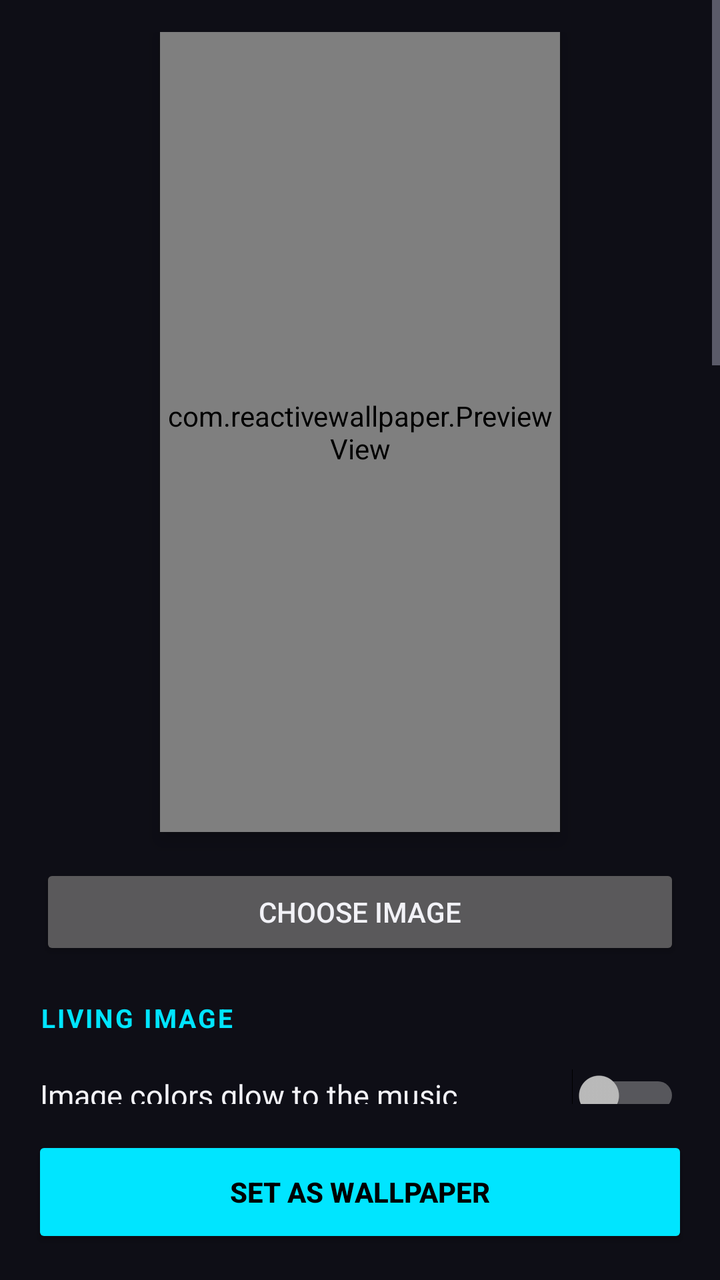
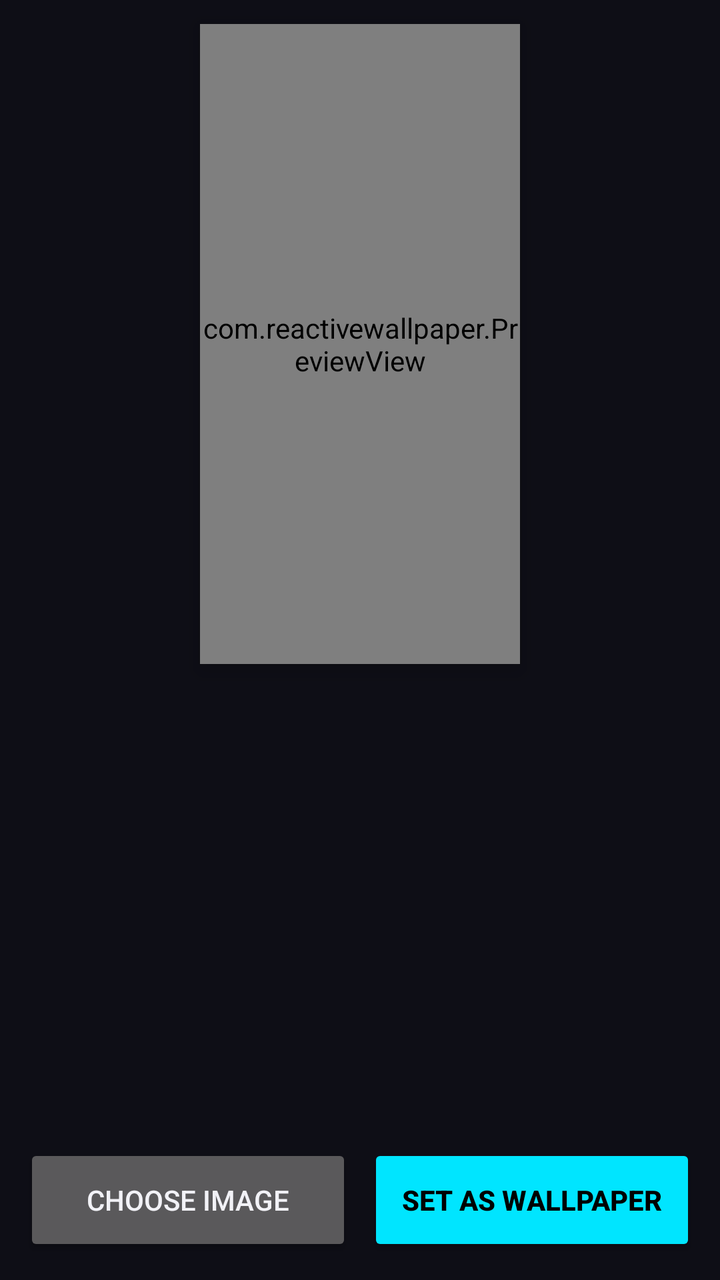

The first picture is an Android layout as it rendered before a commit; the second is the same layout after the commit. The layout source and the unified diff follow.
<!-- AndroidManifest.xml: application theme AppTheme -->
<!-- res/layout/activity_main.xml -->
<?xml version="1.0" encoding="utf-8"?>
<LinearLayout xmlns:android="http://schemas.android.com/apk/res/android"
    android:id="@+id/root"
    android:layout_width="match_parent"
    android:layout_height="match_parent"
    android:background="@color/background"
    android:orientation="vertical">

    <ScrollView
        android:layout_width="match_parent"
        android:layout_height="0dp"
        android:layout_weight="1">

        <LinearLayout
            android:layout_width="match_parent"
            android:layout_height="wrap_content"
            android:orientation="vertical"
            android:paddingStart="20dp"
            android:paddingTop="16dp"
            android:paddingEnd="20dp"
            android:paddingBottom="16dp">

            <com.reactivewallpaper.PreviewView
                android:id="@+id/preview"
                android:layout_width="200dp"
                android:layout_height="400dp"
                android:layout_gravity="center_horizontal"
                android:elevation="6dp" />

            <TextView
                android:id="@+id/permission_note"
                android:layout_width="match_parent"
                android:layout_height="wrap_content"
                android:layout_marginTop="12dp"
                android:background="@color/surface"
                android:padding="12dp"
                android:text="@string/permission_note"
                android:textColor="@color/accent"
                android:textSize="14sp"
                android:visibility="gone" />

            <Button
                android:id="@+id/choose_image"
                android:layout_width="match_parent"
                android:layout_height="wrap_content"
                android:layout_marginTop="16dp"
                android:text="@string/choose_image" />

            <TextView
                style="@style/SectionTitle"
                android:text="@string/section_living" />

            <Switch
                android:id="@+id/living_glow"
                style="@style/Toggle"
                android:text="@string/living_glow" />

            <Switch
                android:id="@+id/living_ambient"
                style="@style/Toggle"
                android:text="@string/living_ambient" />

            <TextView
                style="@style/Label"
                android:text="@string/glow_strength" />

            <SeekBar
                android:id="@+id/glow_strength"
                android:layout_width="match_parent"
                android:layout_height="40dp" />

            <TextView
                style="@style/SectionTitle"
                android:text="@string/section_visualizer" />

            <RadioGroup
                android:id="@+id/style_group"
                android:layout_width="match_parent"
                android:layout_height="wrap_content"
                android:orientation="horizontal">

                <RadioButton
                    android:id="@+id/style_bars"
                    style="@style/Choice"
                    android:text="@string/style_bars" />

                <RadioButton
                    android:id="@+id/style_circle"
                    style="@style/Choice"
                    android:text="@string/style_circle" />

                <RadioButton
                    android:id="@+id/style_wave"
                    style="@style/Choice"
                    android:text="@string/style_wave" />

                <RadioButton
                    android:id="@+id/style_none"
                    style="@style/Choice"
                    android:text="@string/style_none" />
            </RadioGroup>

            <LinearLayout
                android:id="@+id/circle_row"
                android:layout_width="match_parent"
                android:layout_height="wrap_content"
                android:orientation="vertical">

                <TextView
                    style="@style/Label"
                    android:text="@string/circle_y" />

                <SeekBar
                    android:id="@+id/circle_y"
                    android:layout_width="match_parent"
                    android:layout_height="40dp" />

                <TextView
                    style="@style/Label"
                    android:text="@string/circle_size" />

                <SeekBar
                    android:id="@+id/circle_size"
                    android:layout_width="match_parent"
                    android:layout_height="40dp" />
            </LinearLayout>

            <TextView
                style="@style/SectionTitle"
                android:text="@string/section_effects" />

            <Switch
                android:id="@+id/effect_pulse"
                style="@style/Toggle"
                android:text="@string/effect_pulse" />

            <Switch
                android:id="@+id/effect_flash"
                style="@style/Toggle"
                android:text="@string/effect_flash" />

            <Switch
                android:id="@+id/effect_shake"
                style="@style/Toggle"
                android:text="@string/effect_shake" />

            <TextView
                style="@style/SectionTitle"
                android:text="@string/section_color" />

            <RadioGroup
                android:id="@+id/color_group"
                android:layout_width="match_parent"
                android:layout_height="wrap_content"
                android:orientation="horizontal">

                <RadioButton
                    android:id="@+id/color_auto"
                    style="@style/Choice"
                    android:text="@string/color_auto" />

                <RadioButton
                    android:id="@+id/color_rainbow"
                    style="@style/Choice"
                    android:text="@string/color_rainbow" />

                <RadioButton
                    android:id="@+id/color_custom"
                    style="@style/Choice"
                    android:text="@string/color_custom" />
            </RadioGroup>

            <LinearLayout
                android:id="@+id/hue_row"
                android:layout_width="match_parent"
                android:layout_height="wrap_content"
                android:orientation="vertical">

                <TextView
                    style="@style/Label"
                    android:text="@string/hue" />

                <SeekBar
                    android:id="@+id/hue"
                    android:layout_width="match_parent"
                    android:layout_height="40dp" />
            </LinearLayout>

            <TextView
                style="@style/SectionTitle"
                android:text="@string/section_tuning" />

            <TextView
                style="@style/Label"
                android:text="@string/sensitivity" />

            <SeekBar
                android:id="@+id/sensitivity"
                android:layout_width="match_parent"
                android:layout_height="40dp" />

            <TextView
                style="@style/Label"
                android:text="@string/intensity" />

            <SeekBar
                android:id="@+id/intensity"
                android:layout_width="match_parent"
                android:layout_height="40dp" />

            <TextView
                style="@style/Label"
                android:text="@string/bar_count" />

            <SeekBar
                android:id="@+id/bar_count"
                android:layout_width="match_parent"
                android:layout_height="40dp" />

            <TextView
                style="@style/SectionTitle"
                android:text="@string/section_source" />

            <RadioGroup
                android:id="@+id/source_group"
                android:layout_width="match_parent"
                android:layout_height="wrap_content"
                android:orientation="vertical">

                <RadioButton
                    android:id="@+id/source_system"
                    style="@style/ChoiceRow"
                    android:text="@string/source_system" />

                <RadioButton
                    android:id="@+id/source_mic"
                    style="@style/ChoiceRow"
                    android:text="@string/source_mic" />
            </RadioGroup>
        </LinearLayout>
    </ScrollView>

    <Button
        android:id="@+id/set_wallpaper"
        android:layout_width="match_parent"
        android:layout_height="56dp"
        android:layout_margin="16dp"
        android:backgroundTint="@color/accent"
        android:text="@string/set_wallpaper"
        android:textColor="#FF000000"
        android:textStyle="bold" />
</LinearLayout>
<!-- resources referenced by this layout -->
<resources>
  <color name="accent">#FF00E5FF</color>
  <color name="background">#FF0E0E16</color>
  <color name="surface">#FF1A1A26</color>
  <string name="bar_count">Bar count</string>
  <string name="choose_image">Choose image</string>
  <string name="circle_size">Ring size</string>
  <string name="circle_y">Ring position (up / down)</string>
  <string name="color_auto">From image</string>
  <string name="color_custom">Custom</string>
  <string name="color_rainbow">Rainbow</string>
  <string name="effect_flash">Flash on beats</string>
  <string name="effect_pulse">Pulse with the bass</string>
  <string name="effect_shake">Shake on beats</string>
  <string name="glow_strength">Glow strength</string>
  <string name="hue">Hue</string>
  <string name="intensity">Effect strength</string>
  <string name="living_ambient">Ambient motion (alive even in silence)</string>
  <string name="living_glow">Image colors glow to the music</string>
  <string name="permission_note">Audio access is off, so the wallpaper can\'t react. Tap to allow.</string>
  <string name="section_color">Color</string>
  <string name="section_effects">Image effects</string>
  <string name="section_living">Living image</string>
  <string name="section_source">React to</string>
  <string name="section_tuning">Tuning</string>
  <string name="section_visualizer">Visualizer</string>
  <string name="sensitivity">Sensitivity</string>
  <string name="set_wallpaper">Set as wallpaper</string>
  <string name="source_mic">Microphone (sound around you)</string>
  <string name="source_system">Phone audio (music, videos)</string>
  <string name="style_bars">Bars</string>
  <string name="style_circle">Circle</string>
  <string name="style_none">None</string>
  <string name="style_wave">Wave</string>
  <style name="Choice">
          <item name="android:layout_width">0dp</item>
          <item name="android:layout_weight">1</item>
          <item name="android:layout_height">wrap_content</item>
          <item name="android:minHeight">48dp</item>
          <item name="android:textSize">15sp</item>
          <item name="android:textColor">@color/text_primary</item>
      </style>
  <style name="ChoiceRow">
          <item name="android:layout_width">match_parent</item>
          <item name="android:layout_height">48dp</item>
          <item name="android:textSize">15sp</item>
          <item name="android:textColor">@color/text_primary</item>
      </style>
  <style name="Label">
          <item name="android:layout_width">match_parent</item>
          <item name="android:layout_height">wrap_content</item>
          <item name="android:layout_marginTop">8dp</item>
          <item name="android:textSize">15sp</item>
          <item name="android:textColor">@color/text_primary</item>
      </style>
  <style name="SectionTitle">
          <item name="android:layout_width">match_parent</item>
          <item name="android:layout_height">wrap_content</item>
          <item name="android:layout_marginTop">20dp</item>
          <item name="android:layout_marginBottom">6dp</item>
          <item name="android:textSize">13sp</item>
          <item name="android:textStyle">bold</item>
          <item name="android:textAllCaps">true</item>
          <item name="android:letterSpacing">0.08</item>
          <item name="android:textColor">@color/accent</item>
      </style>
  <style name="Toggle">
          <item name="android:layout_width">match_parent</item>
          <item name="android:layout_height">48dp</item>
          <item name="android:textSize">15sp</item>
          <item name="android:textColor">@color/text_primary</item>
      </style>
  <color name="text_primary">#FFF2F2F7</color>
  <color name="text_secondary">#FFA0A0B4</color>
  <!-- unchanged entries left out for length: 1 -->
</resources>

<!-- the commit's change to res/layout/activity_main.xml (unified diff, before → after) -->
@@ -6,247 +6,66 @@
     android:background="@color/background"
     android:orientation="vertical">
 
+    
+    <com.reactivewallpaper.PreviewView
+        android:id="@+id/preview"
+        android:layout_width="160dp"
+        android:layout_height="320dp"
+        android:layout_gravity="center_horizontal"
+        android:layout_marginTop="12dp"
+        android:layout_marginBottom="8dp"
+        android:elevation="6dp" />
+
+    <TextView
+        android:id="@+id/permission_note"
+        android:layout_width="match_parent"
+        android:layout_height="wrap_content"
+        android:layout_marginStart="16dp"
+        android:layout_marginEnd="16dp"
+        android:background="@color/surface"
+        android:padding="12dp"
+        android:text="@string/permission_note"
+        android:textColor="@color/accent"
+        android:textSize="14sp"
+        android:visibility="gone" />
+
     <ScrollView
         android:layout_width="match_parent"
         android:layout_height="0dp"
         android:layout_weight="1">
 
         <LinearLayout
+            android:id="@+id/controls"
             android:layout_width="match_parent"
             android:layout_height="wrap_content"
             android:orientation="vertical"
             android:paddingStart="20dp"
-            android:paddingTop="16dp"
             android:paddingEnd="20dp"
-            android:paddingBottom="16dp">
-
-            <com.reactivewallpaper.PreviewView
-                android:id="@+id/preview"
-                android:layout_width="200dp"
-                android:layout_height="400dp"
-                android:layout_gravity="center_horizontal"
-                android:elevation="6dp" />
-
-            <TextView
-                android:id="@+id/permission_note"
-                android:layout_width="match_parent"
-                android:layout_height="wrap_content"
-                android:layout_marginTop="12dp"
-                android:background="@color/surface"
-                android:padding="12dp"
-                android:text="@string/permission_note"
-                android:textColor="@color/accent"
-                android:textSize="14sp"
-                android:visibility="gone" />
-
-            <Button
-                android:id="@+id/choose_image"
-                android:layout_width="match_parent"
-                android:layout_height="wrap_content"
-                android:layout_marginTop="16dp"
-                android:text="@string/choose_image" />
-
-            <TextView
-                style="@style/SectionTitle"
-                android:text="@string/section_living" />
-
-            <Switch
-                android:id="@+id/living_glow"
-                style="@style/Toggle"
-                android:text="@string/living_glow" />
-
-            <Switch
-                android:id="@+id/living_ambient"
-                style="@style/Toggle"
-                android:text="@string/living_ambient" />
-
-            <TextView
-                style="@style/Label"
-                android:text="@string/glow_strength" />
-
-            <SeekBar
-                android:id="@+id/glow_strength"
-                android:layout_width="match_parent"
-                android:layout_height="40dp" />
-
-            <TextView
-                style="@style/SectionTitle"
-                android:text="@string/section_visualizer" />
-
-            <RadioGroup
-                android:id="@+id/style_group"
-                android:layout_width="match_parent"
-                android:layout_height="wrap_content"
-                android:orientation="horizontal">
-
-                <RadioButton
-                    android:id="@+id/style_bars"
-                    style="@style/Choice"
-                    android:text="@string/style_bars" />
-
-                <RadioButton
-                    android:id="@+id/style_circle"
-                    style="@style/Choice"
-                    android:text="@string/style_circle" />
-
-                <RadioButton
-                    android:id="@+id/style_wave"
-                    style="@style/Choice"
-                    android:text="@string/style_wave" />
-
-                <RadioButton
-                    android:id="@+id/style_none"
-                    style="@style/Choice"
-                    android:text="@string/style_none" />
-            </RadioGroup>
-
-            <LinearLayout
-                android:id="@+id/circle_row"
-                android:layout_width="match_parent"
-                android:layout_height="wrap_content"
-                android:orientation="vertical">
-
-                <TextView
-                    style="@style/Label"
-                    android:text="@string/circle_y" />
-
-                <SeekBar
-                    android:id="@+id/circle_y"
-                    android:layout_width="match_parent"
-                    android:layout_height="40dp" />
-
-                <TextView
-                    style="@style/Label"
-                    android:text="@string/circle_size" />
-
-                <SeekBar
-                    android:id="@+id/circle_size"
-                    android:layout_width="match_parent"
-                    android:layout_height="40dp" />
-            </LinearLayout>
-
-            <TextView
-                style="@style/SectionTitle"
-                android:text="@string/section_effects" />
-
-            <Switch
-                android:id="@+id/effect_pulse"
-                style="@style/Toggle"
-                android:text="@string/effect_pulse" />
-
-            <Switch
-                android:id="@+id/effect_flash"
-                style="@style/Toggle"
-                android:text="@string/effect_flash" />
-
-            <Switch
-                android:id="@+id/effect_shake"
-                style="@style/Toggle"
-                android:text="@string/effect_shake" />
-
-            <TextView
-                style="@style/SectionTitle"
-                android:text="@string/section_color" />
-
-            <RadioGroup
-                android:id="@+id/color_group"
-                android:layout_width="match_parent"
-                android:layout_height="wrap_content"
-                android:orientation="horizontal">
-
-                <RadioButton
-                    android:id="@+id/color_auto"
-                    style="@style/Choice"
-                    android:text="@string/color_auto" />
-
-                <RadioButton
-                    android:id="@+id/color_rainbow"
-                    style="@style/Choice"
-                    android:text="@string/color_rainbow" />
-
-                <RadioButton
-                    android:id="@+id/color_custom"
-                    style="@style/Choice"
-                    android:text="@string/color_custom" />
-            </RadioGroup>
-
-            <LinearLayout
-                android:id="@+id/hue_row"
-                android:layout_width="match_parent"
-                android:layout_height="wrap_content"
-                android:orientation="vertical">
-
-                <TextView
-                    style="@style/Label"
-                    android:text="@string/hue" />
-
-                <SeekBar
-                    android:id="@+id/hue"
-                    android:layout_width="match_parent"
-                    android:layout_height="40dp" />
-            </LinearLayout>
-
-            <TextView
-                style="@style/SectionTitle"
-                android:text="@string/section_tuning" />
-
-            <TextView
-                style="@style/Label"
-                android:text="@string/sensitivity" />
-
-            <SeekBar
-                android:id="@+id/sensitivity"
-                android:layout_width="match_parent"
-                android:layout_height="40dp" />
-
-            <TextView
-                style="@style/Label"
-                android:text="@string/intensity" />
-
-            <SeekBar
-                android:id="@+id/intensity"
-                android:layout_width="match_parent"
-                android:layout_height="40dp" />
-
-            <TextView
-                style="@style/Label"
-                android:text="@string/bar_count" />
-
-            <SeekBar
-                android:id="@+id/bar_count"
-                android:layout_width="match_parent"
-                android:layout_height="40dp" />
-
-            <TextView
-                style="@style/SectionTitle"
-                android:text="@string/section_source" />
-
-            <RadioGroup
-                android:id="@+id/source_group"
-                android:layout_width="match_parent"
-                android:layout_height="wrap_content"
-                android:orientation="vertical">
-
-                <RadioButton
-                    android:id="@+id/source_system"
-                    style="@style/ChoiceRow"
-                    android:text="@string/source_system" />
-
-                <RadioButton
-                    android:id="@+id/source_mic"
-                    style="@style/ChoiceRow"
-                    android:text="@string/source_mic" />
-            </RadioGroup>
-        </LinearLayout>
+            android:paddingBottom="16dp" />
     </ScrollView>
 
-    <Button
-        android:id="@+id/set_wallpaper"
+    <LinearLayout
         android:layout_width="match_parent"
-        android:layout_height="56dp"
-        android:layout_margin="16dp"
-        android:backgroundTint="@color/accent"
-        android:text="@string/set_wallpaper"
-        android:textColor="#FF000000"
-        android:textStyle="bold" />
+        android:layout_height="wrap_content"
+        android:orientation="horizontal"
+        android:padding="12dp">
+
+        <Button
+            android:id="@+id/choose_image"
+            android:layout_width="0dp"
+            android:layout_height="56dp"
+            android:layout_marginEnd="8dp"
+            android:layout_weight="1"
+            android:text="@string/choose_image" />
+
+        <Button
+            android:id="@+id/set_wallpaper"
+            android:layout_width="0dp"
+            android:layout_height="56dp"
+            android:layout_weight="1"
+            android:backgroundTint="@color/accent"
+            android:text="@string/set_wallpaper"
+            android:textColor="#FF000000"
+            android:textStyle="bold" />
+    </LinearLayout>
 </LinearLayout>
<!-- resource entries referenced after the edit -->
@@ -3,74 +3,9 @@
   <color name="accent">#FF00E5FF</color>
   <color name="background">#FF0E0E16</color>
   <color name="surface">#FF1A1A26</color>
-  <string name="bar_count">Bar count</string>
   <string name="choose_image">Choose image</string>
-  <string name="circle_size">Ring size</string>
-  <string name="circle_y">Ring position (up / down)</string>
-  <string name="color_auto">From image</string>
-  <string name="color_custom">Custom</string>
-  <string name="color_rainbow">Rainbow</string>
-  <string name="effect_flash">Flash on beats</string>
-  <string name="effect_pulse">Pulse with the bass</string>
-  <string name="effect_shake">Shake on beats</string>
-  <string name="glow_strength">Glow strength</string>
-  <string name="hue">Hue</string>
-  <string name="intensity">Effect strength</string>
-  <string name="living_ambient">Ambient motion (alive even in silence)</string>
-  <string name="living_glow">Image colors glow to the music</string>
   <string name="permission_note">Audio access is off, so the wallpaper can\'t react. Tap to allow.</string>
-  <string name="section_color">Color</string>
-  <string name="section_effects">Image effects</string>
-  <string name="section_living">Living image</string>
-  <string name="section_source">React to</string>
-  <string name="section_tuning">Tuning</string>
-  <string name="section_visualizer">Visualizer</string>
-  <string name="sensitivity">Sensitivity</string>
   <string name="set_wallpaper">Set as wallpaper</string>
-  <string name="source_mic">Microphone (sound around you)</string>
-  <string name="source_system">Phone audio (music, videos)</string>
-  <string name="style_bars">Bars</string>
-  <string name="style_circle">Circle</string>
-  <string name="style_none">None</string>
-  <string name="style_wave">Wave</string>
-  <style name="Choice">
-          <item name="android:layout_width">0dp</item>
-          <item name="android:layout_weight">1</item>
-          <item name="android:layout_height">wrap_content</item>
-          <item name="android:minHeight">48dp</item>
-          <item name="android:textSize">15sp</item>
-          <item name="android:textColor">@color/text_primary</item>
-      </style>
-  <style name="ChoiceRow">
-          <item name="android:layout_width">match_parent</item>
-          <item name="android:layout_height">48dp</item>
-          <item name="android:textSize">15sp</item>
-          <item name="android:textColor">@color/text_primary</item>
-      </style>
-  <style name="Label">
-          <item name="android:layout_width">match_parent</item>
-          <item name="android:layout_height">wrap_content</item>
-          <item name="android:layout_marginTop">8dp</item>
-          <item name="android:textSize">15sp</item>
-          <item name="android:textColor">@color/text_primary</item>
-      </style>
-  <style name="SectionTitle">
-          <item name="android:layout_width">match_parent</item>
-          <item name="android:layout_height">wrap_content</item>
-          <item name="android:layout_marginTop">20dp</item>
-          <item name="android:layout_marginBottom">6dp</item>
-          <item name="android:textSize">13sp</item>
-          <item name="android:textStyle">bold</item>
-          <item name="android:textAllCaps">true</item>
-          <item name="android:letterSpacing">0.08</item>
-          <item name="android:textColor">@color/accent</item>
-      </style>
-  <style name="Toggle">
-          <item name="android:layout_width">match_parent</item>
-          <item name="android:layout_height">48dp</item>
-          <item name="android:textSize">15sp</item>
-          <item name="android:textColor">@color/text_primary</item>
-      </style>
   <color name="text_primary">#FFF2F2F7</color>
   <color name="text_secondary">#FFA0A0B4</color>
   <!-- unchanged entries left out for length: 1 -->
